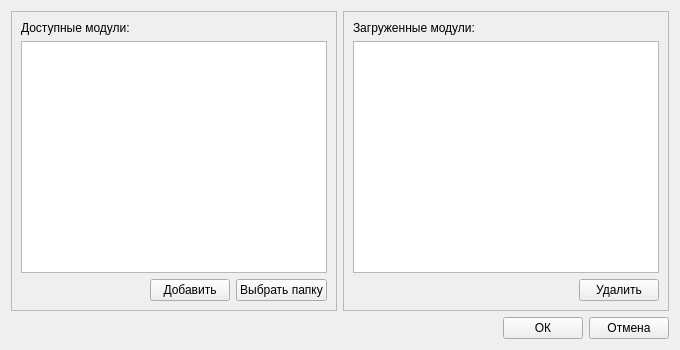
First picture: the form in src/ui/MIBManagmentDialog.ui, repository Gyoma/SNMP-MIB-Viewer, before the edit.
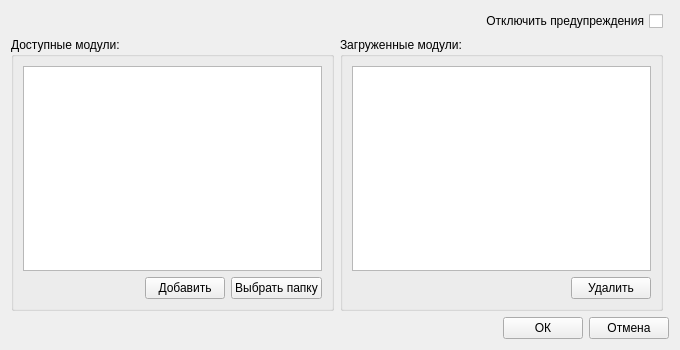
Second picture: the form after the edit.

Commit message: removed TCList class, fixed minor bugs, changed gui

What changed in the file:
```diff
--- a/src/ui/MIBManagmentDialog.ui
+++ b/src/ui/MIBManagmentDialog.ui
@@ -32,39 +32,13 @@
    <property name="sizeConstraint">
     <enum>QLayout::SetDefaultConstraint</enum>
    </property>
-   <item row="0" column="0">
-    <widget class="QFrame" name="availableModulesFrame">
-     <property name="frameShape">
-      <enum>QFrame::StyledPanel</enum>
+   <item row="1" column="0">
+    <widget class="QGroupBox" name="availableModulesBox">
+     <property name="title">
+      <string>Доступные модули:</string>
      </property>
-     <property name="frameShadow">
-      <enum>QFrame::Plain</enum>
-     </property>
-     <layout class="QGridLayout" name="gridLayout">
-      <item row="2" column="2">
-       <widget class="QPushButton" name="selectFolderButton">
-        <property name="focusPolicy">
-         <enum>Qt::NoFocus</enum>
-        </property>
-        <property name="toolTip">
-         <string>&lt;html&gt;&lt;head/&gt;&lt;body&gt;&lt;p&gt;Выбрать папку, откуда будет происходить загрузка модулей.&lt;/p&gt;&lt;/body&gt;&lt;/html&gt;</string>
-        </property>
-        <property name="text">
-         <string>Выбрать папку</string>
-        </property>
-       </widget>
-      </item>
-      <item row="1" column="0" colspan="3">
-       <widget class="QListWidget" name="availableModulesList"/>
-      </item>
-      <item row="0" column="0" colspan="3">
-       <widget class="QLabel" name="availableModulesLabel">
-        <property name="text">
-         <string>Доступные модули:</string>
-        </property>
-       </widget>
-      </item>
-      <item row="2" column="1">
+     <layout class="QGridLayout" name="gridLayout_4">
+      <item row="1" column="1">
        <widget class="QPushButton" name="loadModuleButton">
         <property name="focusPolicy">
          <enum>Qt::NoFocus</enum>
@@ -77,7 +51,20 @@
         </property>
        </widget>
       </item>
-      <item row="2" column="0">
+      <item row="1" column="2">
+       <widget class="QPushButton" name="selectFolderButton">
+        <property name="focusPolicy">
+         <enum>Qt::NoFocus</enum>
+        </property>
+        <property name="toolTip">
+         <string>&lt;html&gt;&lt;head/&gt;&lt;body&gt;&lt;p&gt;Выбрать папку, откуда будет происходить загрузка модулей.&lt;/p&gt;&lt;/body&gt;&lt;/html&gt;</string>
+        </property>
+        <property name="text">
+         <string>Выбрать папку</string>
+        </property>
+       </widget>
+      </item>
+      <item row="1" column="0">
        <spacer name="horizontalSpacer">
         <property name="orientation">
          <enum>Qt::Horizontal</enum>
@@ -90,19 +77,26 @@
         </property>
        </spacer>
       </item>
+      <item row="0" column="0" colspan="3">
+       <widget class="QListWidget" name="availableModulesList">
+        <property name="focusPolicy">
+         <enum>Qt::NoFocus</enum>
+        </property>
+        <property name="selectionMode">
+         <enum>QAbstractItemView::ExtendedSelection</enum>
+        </property>
+       </widget>
+      </item>
      </layout>
     </widget>
    </item>
-   <item row="0" column="1">
-    <widget class="QFrame" name="loadedModulesFrame">
-     <property name="frameShape">
-      <enum>QFrame::StyledPanel</enum>
+   <item row="1" column="1">
+    <widget class="QGroupBox" name="loadedModulesBox">
+     <property name="title">
+      <string>Загруженные модули:</string>
      </property>
-     <property name="frameShadow">
-      <enum>QFrame::Plain</enum>
-     </property>
-     <layout class="QGridLayout" name="gridLayout_2">
-      <item row="2" column="1">
+     <layout class="QGridLayout" name="gridLayout">
+      <item row="1" column="1">
        <widget class="QPushButton" name="unloadModuleButton">
         <property name="focusPolicy">
          <enum>Qt::NoFocus</enum>
@@ -115,17 +109,7 @@
         </property>
        </widget>
       </item>
-      <item row="1" column="0" colspan="2">
-       <widget class="QListWidget" name="loadedModulesList"/>
-      </item>
-      <item row="0" column="0" colspan="2">
-       <widget class="QLabel" name="loadedModulesLabel">
-        <property name="text">
-         <string>Загруженные модули:</string>
-        </property>
-       </widget>
-      </item>
-      <item row="2" column="0">
+      <item row="1" column="0">
        <spacer name="horizontalSpacer_2">
         <property name="orientation">
          <enum>Qt::Horizontal</enum>
@@ -138,10 +122,30 @@
         </property>
        </spacer>
       </item>
+      <item row="0" column="0" colspan="2">
+       <widget class="QListWidget" name="loadedModulesList">
+        <property name="focusPolicy">
+         <enum>Qt::NoFocus</enum>
+        </property>
+        <property name="selectionMode">
+         <enum>QAbstractItemView::ExtendedSelection</enum>
+        </property>
+       </widget>
+      </item>
      </layout>
     </widget>
    </item>
-   <item row="1" column="0" colspan="2">
+   <item row="0" column="1">
+    <widget class="QCheckBox" name="warningBox">
+     <property name="layoutDirection">
+      <enum>Qt::RightToLeft</enum>
+     </property>
+     <property name="text">
+      <string>Отключить предупреждения</string>
+     </property>
+    </widget>
+   </item>
+   <item row="2" column="0" colspan="3">
     <layout class="QHBoxLayout" name="horizontalLayout">
      <item>
       <spacer name="horizontalSpacer_3">
```
The commit also changes 16 other files.
